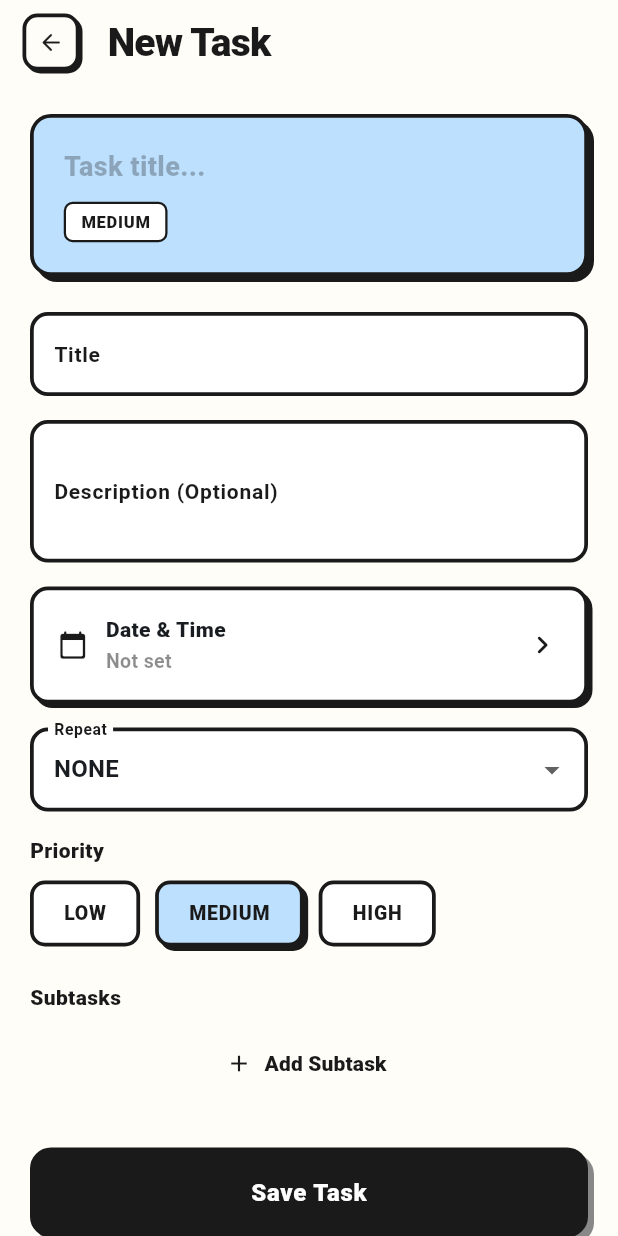
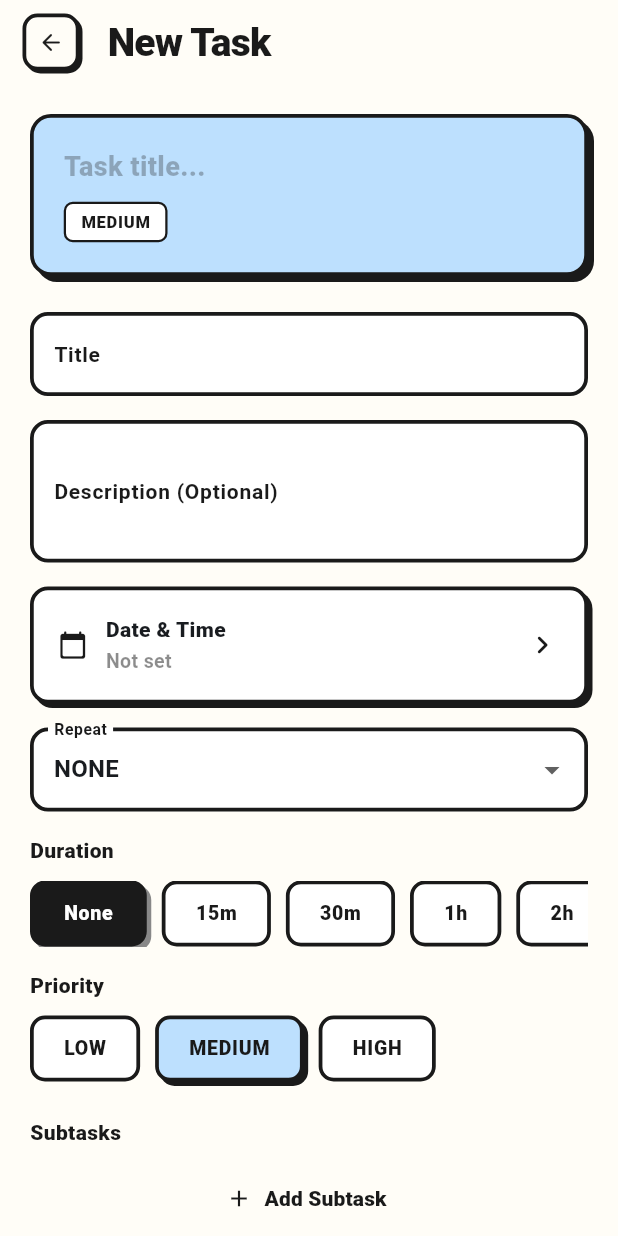
Before and after one commit to SayeefMahmud/TaskTracker, a Flutter app: the AddTaskScreen screen opened directly, on a phone screen of 412 x 824 dp. Run offline on Flutter 3.47's test engine with Material 3 defaults, Android fonts, the light colour scheme and no system bars; our stand-ins replace fl_chart, flutter_local_notifications, hive, hive_flutter, timezone; missing offline and left inert: home_widget, workmanager; accounts and stored records are empty.

Commit message:
feat: add duration to tasks
- Added durationMinutes field to Task model and regenerated Hive adapters

- Added a duration selector with presets and custom option to AddTaskScreen

- Display duration chip on HomeScreen task tiles

- Fixed recurrence logic to copy duration to next occurrence

- Added duration_formatter utility

- Updated mock data and golden tests for new duration UI

```diff
--- a/lib/models/task.dart
+++ b/lib/models/task.dart
@@ -91,6 +91,9 @@ class Task extends HiveObject {
   @HiveField(11)
   String? nextRecurrenceId;
 
+  @HiveField(12)
+  int? durationMinutes;
+
   Task({
     String? id,
     required this.title,
@@ -104,5 +107,6 @@ class Task extends HiveObject {
     this.completedAt,
     this.subtasks = const [],
     this.nextRecurrenceId,
+    this.durationMinutes,
   }) : id = id ?? const Uuid().v4();
 }
--- a/lib/providers/task_provider.dart
+++ b/lib/providers/task_provider.dart
@@ -139,6 +139,7 @@ class TaskProvider with ChangeNotifier {
           categoryIds: List.from(task.categoryIds),
           recurrence: task.recurrence,
           subtasks: task.subtasks.map((s) => Subtask(title: s.title, isCompleted: false)).toList(),
+          durationMinutes: task.durationMinutes,
         );
 
         task.nextRecurrenceId = clone.id;
--- a/lib/screens/add_task_screen.dart
+++ b/lib/screens/add_task_screen.dart
@@ -4,6 +4,7 @@ import 'package:intl/intl.dart';
 import '../providers/task_provider.dart';
 import '../models/task.dart';
 import '../theme.dart';
+import '../utils/duration_formatter.dart';
 
 class AddTaskScreen extends StatefulWidget {
   const AddTaskScreen({super.key});
@@ -17,6 +18,7 @@ class _AddTaskScreenState extends State<AddTaskScreen> {
   final _descController = TextEditingController();
   DateTime? _selectedDate;
   TimeOfDay? _selectedTime;
+  int? _selectedDuration;
   TaskPriority _priority = TaskPriority.medium;
   TaskRecurrence _recurrence = TaskRecurrence.none;
 
@@ -142,6 +144,8 @@ class _AddTaskScreenState extends State<AddTaskScreen> {
                   children: [
                     if (_selectedDate != null && _selectedTime != null)
                       _NeoChip(label: '⏰ ${DateFormat('MMM d').format(_selectedDate!)}, ${_selectedTime!.format(context)}'),
+                    if (_selectedDuration != null && _selectedDuration! > 0)
+                      _NeoChip(label: '⏳ ${formatDuration(_selectedDuration)}'),
                     _NeoChip(
                       label: _priority.name.toUpperCase(),
                       bgColor: _priority == TaskPriority.high ? AppThemes.neoRed : Colors.white,
@@ -241,6 +245,24 @@ class _AddTaskScreenState extends State<AddTaskScreen> {
           ),
           const SizedBox(height: 16),
 
+          // Duration selector
+          const Text('Duration', style: TextStyle(fontWeight: FontWeight.w800, fontSize: 14, color: AppThemes.neoBlack)),
+          const SizedBox(height: 10),
+          SingleChildScrollView(
+            scrollDirection: Axis.horizontal,
+            child: Row(
+              children: [
+                _buildDurationChip(null, 'None'),
+                _buildDurationChip(15, '15m'),
+                _buildDurationChip(30, '30m'),
+                _buildDurationChip(60, '1h'),
+                _buildDurationChip(120, '2h'),
+                _buildDurationCustomChip(),
+              ],
+            ),
+          ),
+          const SizedBox(height: 16),
+
           // Priority selector
           const Text('Priority', style: TextStyle(fontWeight: FontWeight.w800, fontSize: 14, color: AppThemes.neoBlack)),
           const SizedBox(height: 10),
@@ -328,12 +350,13 @@ class _AddTaskScreenState extends State<AddTaskScreen> {
 
               final task = Task(
                 title: _titleController.text.trim(),
-                description: _descController.text.trim(),
+                description: _descController.text.trim().isEmpty ? null : _descController.text.trim(),
                 scheduledTime: scheduledTime,
                 priority: _priority,
                 recurrence: _recurrence,
                 subtasks: validSubtasks,
                 categoryIds: _selectedCategoryIds,
+                durationMinutes: (_selectedDuration != null && _selectedDuration! > 0) ? _selectedDuration : null,
               );
 
               Provider.of<TaskProvider>(context, listen: false).addTask(task);
@@ -360,6 +383,98 @@ class _AddTaskScreenState extends State<AddTaskScreen> {
         ],
       ),
     );
+  }
+
+  Widget _buildDurationChip(int? duration, String label) {
+    final isSelected = _selectedDuration == duration;
+    return Padding(
+      padding: const EdgeInsets.only(right: 10),
+      child: GestureDetector(
+        onTap: () => setState(() => _selectedDuration = duration),
+        child: AnimatedContainer(
+          duration: const Duration(milliseconds: 180),
+          padding: const EdgeInsets.symmetric(horizontal: 20, vertical: 10),
+          decoration: BoxDecoration(
+            color: isSelected ? AppThemes.neoBlack : Colors.white,
+            borderRadius: BorderRadius.circular(10),
+            border: Border.all(color: AppThemes.neoBlack, width: 2.5),
+            boxShadow: isSelected ? const [BoxShadow(color: Color(0xFF888888), offset: Offset(3, 3), blurRadius: 0)] : [],
+          ),
+          child: Text(
+            label,
+            style: TextStyle(fontSize: 13, fontWeight: FontWeight.w900, color: isSelected ? Colors.white : AppThemes.neoBlack, letterSpacing: 0.5),
+          ),
+        ),
+      ),
+    );
+  }
+
+  Widget _buildDurationCustomChip() {
+    final isCustom = _selectedDuration != null && ![null, 15, 30, 60, 120].contains(_selectedDuration);
+    final label = isCustom ? formatDuration(_selectedDuration)! : 'Custom';
+
+    return Padding(
+      padding: const EdgeInsets.only(right: 10),
+      child: GestureDetector(
+        onTap: () async {
+          final custom = await _showCustomDurationDialog();
+          if (custom != null) {
+            setState(() => _selectedDuration = custom);
+          }
+        },
+        child: AnimatedContainer(
+          duration: const Duration(milliseconds: 180),
+          padding: const EdgeInsets.symmetric(horizontal: 20, vertical: 10),
+          decoration: BoxDecoration(
+            color: isCustom ? AppThemes.neoBlack : Colors.white,
+            borderRadius: BorderRadius.circular(10),
+            border: Border.all(color: AppThemes.neoBlack, width: 2.5),
+            boxShadow: isCustom ? const [BoxShadow(color: Color(0xFF888888), offset: Offset(3, 3), blurRadius: 0)] : [],
+          ),
+          child: Text(
+            label,
+            style: TextStyle(fontSize: 13, fontWeight: FontWeight.w900, color: isCustom ? Colors.white : AppThemes.neoBlack, letterSpacing: 0.5),
+          ),
+        ),
+      ),
+    );
+  }
+
+  Future<int?> _showCustomDurationDialog() async {
+    int? result;
+    final controller = TextEditingController(text: _selectedDuration?.toString() ?? '');
+    await showDialog(
+      context: context,
+      builder: (context) {
+        return AlertDialog(
+          backgroundColor: AppThemes.neoWhite,
+          shape: RoundedRectangleBorder(
+            borderRadius: BorderRadius.circular(14),
+            side: const BorderSide(color: AppThemes.neoBlack, width: 3),
+          ),
+          title: const Text('Custom Duration (min)', style: TextStyle(fontWeight: FontWeight.w900)),
+          content: TextField(
+            controller: controller,
+            keyboardType: TextInputType.number,
+            decoration: _neoInputDecoration('Minutes'),
+          ),
+          actions: [
+            TextButton(
+              onPressed: () => Navigator.pop(context),
+              child: const Text('CANCEL', style: TextStyle(color: AppThemes.neoBlack, fontWeight: FontWeight.w800)),
+            ),
+            TextButton(
+              onPressed: () {
+                result = int.tryParse(controller.text.trim());
+                Navigator.pop(context);
+              },
+              child: const Text('OK', style: TextStyle(color: AppThemes.neoBlack, fontWeight: FontWeight.w800)),
+            ),
+          ],
+        );
+      },
+    );
+    return result;
   }
 }
 
```
Also changed, not shown: lib/screens/home_screen.dart (+13 -0 lines), lib/utils/duration_formatter.dart (added, +16 -0 lines), lib/models/task.g.dart, 3 other files.
